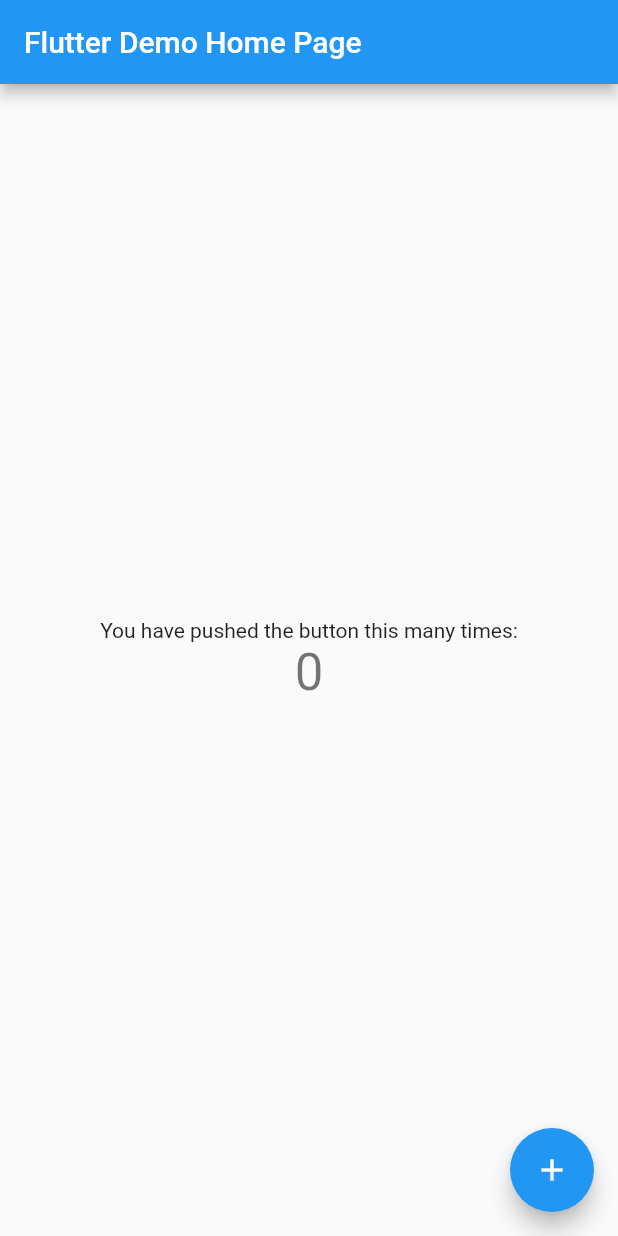
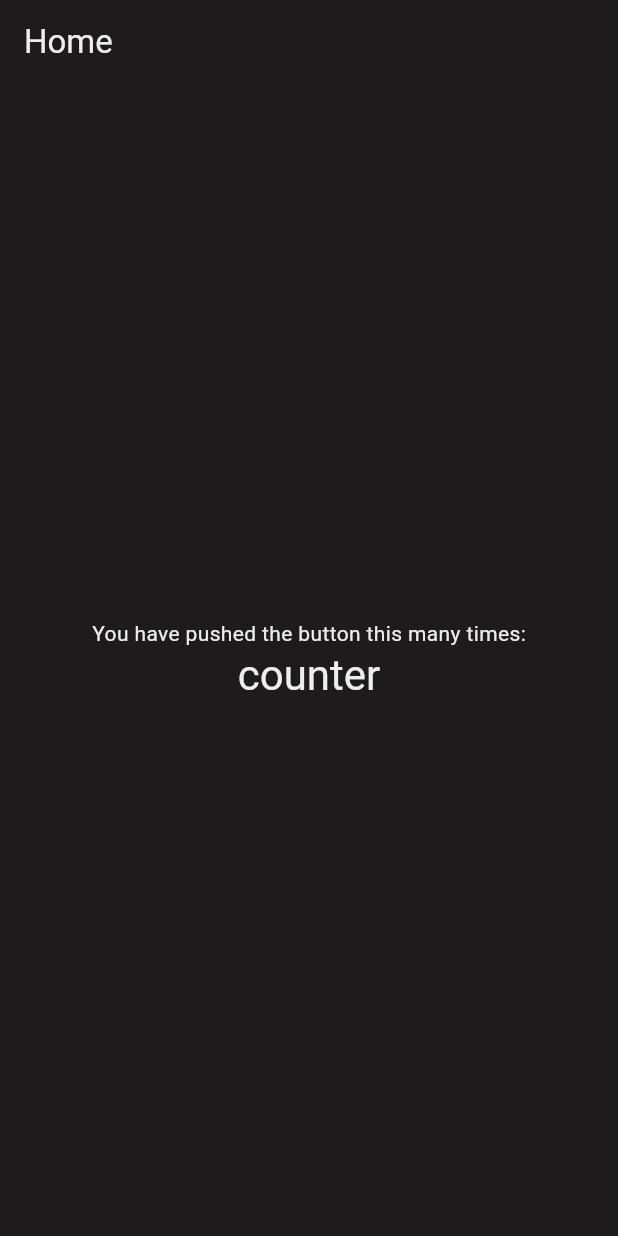
Before and after one commit to black-coda/insta_clone, a Flutter app: the screen it shows after launch, on a phone screen of 412 x 824 dp. Run offline on Flutter 3.47's test engine with Material 2 defaults, Android fonts, the phone set to English and light mode, and no system bars; our stand-ins replace firebase_core; accounts and stored records are empty.

Commit message:
config of dependencies and themes

```diff
--- a/lib/main.dart
+++ b/lib/main.dart
@@ -1,9 +1,14 @@
 import 'package:flutter/material.dart';
 import 'package:firebase_core/firebase_core.dart';
+import 'config/theme_.dart';
 import 'firebase_options.dart';
 
+void main() async {
+  WidgetsFlutterBinding.ensureInitialized();
+  await Firebase.initializeApp(
+    options: DefaultFirebaseOptions.currentPlatform,
+  );
 
-void main() {
   runApp(const MyApp());
 }
 
@@ -14,105 +19,37 @@ class MyApp extends StatelessWidget {
   @override
   Widget build(BuildContext context) {
     return MaterialApp(
+      debugShowCheckedModeBanner: false,
       title: 'Flutter Demo',
-      theme: ThemeData(
-        // This is the theme of your application.
-        //
-        // Try running your application with "flutter run". You'll see the
-        // application has a blue toolbar. Then, without quitting the app, try
-        // changing the primarySwatch below to Colors.green and then invoke
-        // "hot reload" (press "r" in the console where you ran "flutter run",
-        // or simply save your changes to "hot reload" in a Flutter IDE).
-        // Notice that the counter didn't reset back to zero; the application
-        // is not restarted.
-        primarySwatch: Colors.blue,
-      ),
-      home: const MyHomePage(title: 'Flutter Demo Home Page'),
+      theme: customTheme,
+      home: const MyHomePage(),
     );
   }
 }
 
-class MyHomePage extends StatefulWidget {
-  const MyHomePage({super.key, required this.title});
-
-  // This widget is the home page of your application. It is stateful, meaning
-  // that it has a State object (defined below) that contains fields that affect
-  // how it looks.
-
-  // This class is the configuration for the state. It holds the values (in this
-  // case the title) provided by the parent (in this case the App widget) and
-  // used by the build method of the State. Fields in a Widget subclass are
-  // always marked "final".
-
-  final String title;
-
-  @override
-  State<MyHomePage> createState() => _MyHomePageState();
-}
-
-class _MyHomePageState extends State<MyHomePage> {
-  int _counter = 0;
-
-  void _incrementCounter() {
-    setState(() {
-      // This call to setState tells the Flutter framework that something has
-      // changed in this State, which causes it to rerun the build method below
-      // so that the display can reflect the updated values. If we changed
-      // _counter without calling setState(), then the build method would not be
-      // called again, and so nothing would appear to happen.
-      _counter++;
-    });
-  }
+class MyHomePage extends StatelessWidget {
+  const MyHomePage({super.key});
 
   @override
   Widget build(BuildContext context) {
-    // This method is rerun every time setState is called, for instance as done
-    // by the _incrementCounter method above.
-    //
-    // The Flutter framework has been optimized to make rerunning build methods
-    // fast, so that you can just rebuild anything that needs updating rather
-    // than having to individually change instances of widgets.
     return Scaffold(
       appBar: AppBar(
-        // Here we take the value from the MyHomePage object that was created by
-        // the App.build method, and use it to set our appbar title.
-        title: Text(widget.title),
+        title: const Text("Home"),
       ),
       body: Center(
-        // Center is a layout widget. It takes a single child and positions it
-        // in the middle of the parent.
         child: Column(
-          // Column is also a layout widget. It takes a list of children and
-          // arranges them vertically. By default, it sizes itself to fit its
-          // children horizontally, and tries to be as tall as its parent.
-          //
-          // Invoke "debug painting" (press "p" in the console, choose the
-          // "Toggle Debug Paint" action from the Flutter Inspector in Android
-          // Studio, or the "Toggle Debug Paint" command in Visual Studio Code)
-          // to see the wireframe for each widget.
-          //
-          // Column has various properties to control how it sizes itself and
-          // how it positions its children. Here we use mainAxisAlignment to
-          // center the children vertically; the main axis here is the vertical
-          // axis because Columns are vertical (the cross axis would be
-          // horizontal).
           mainAxisAlignment: MainAxisAlignment.center,
           children: <Widget>[
             const Text(
               'You have pushed the button this many times:',
             ),
             Text(
-              '$_counter',
+              'counter',
               style: Theme.of(context).textTheme.headlineMedium,
             ),
           ],
         ),
       ),
-      floatingActionButton: FloatingActionButton(
-        onPressed: _incrementCounter,
-        tooltip: 'Increment',
-        child: const Icon(Icons.add),
-      ), // This trailing comma makes auto-formatting nicer for build methods.
     );
   }
 }
```
Also changed, not shown: lib/config/theme_.dart (added, +138 -0 lines), pubspec.yaml (+15 -0 lines), pubspec.lock, 5 other files.
